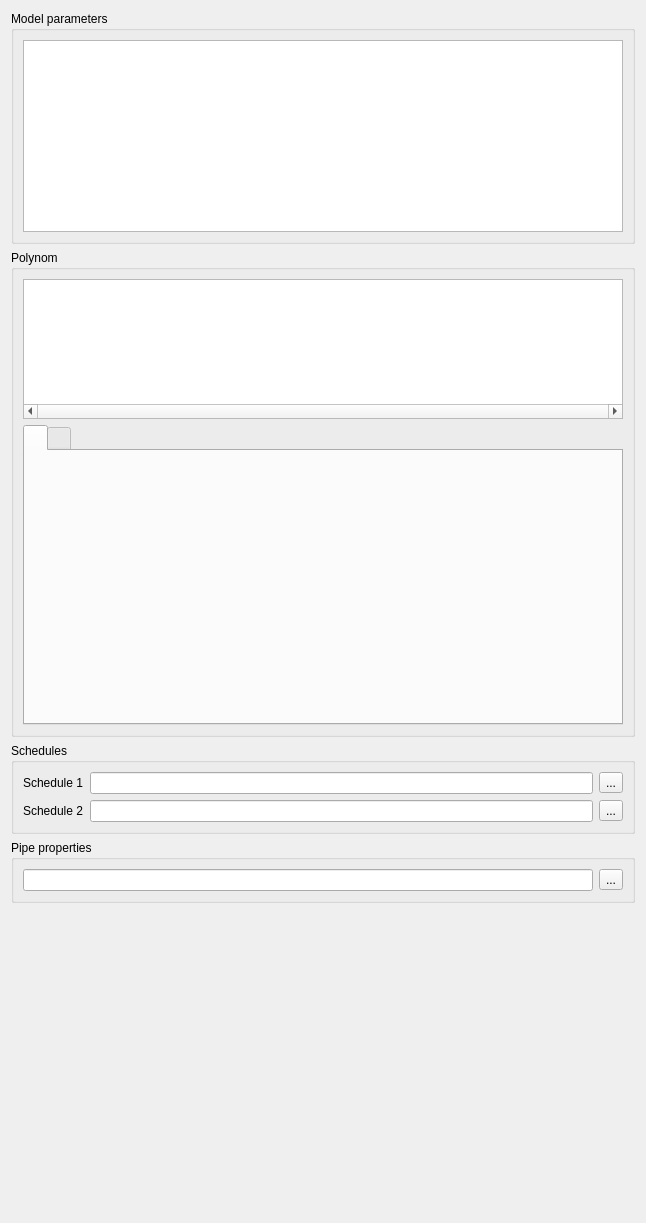
The window that SIM-VICUS/src/SVNetworkComponentEditWidget.ui (Brockaaa/SIM-VICUS) describes before a commit, drawn with Qt 5.
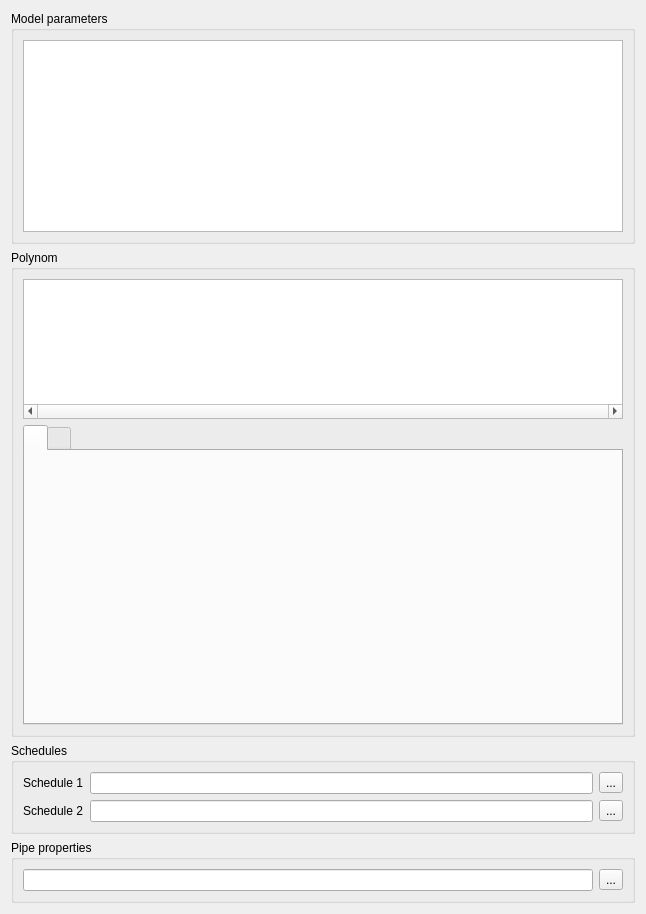
The same window after the commit. Custom widgets are drawn as their Qt base class.

Commit message: SVSubNetworkEditDialog from QDialog to QWidget, further adjustments to layout

Diff of the .ui file:
```diff
--- a/SIM-VICUS/src/SVNetworkComponentEditWidget.ui
+++ b/SIM-VICUS/src/SVNetworkComponentEditWidget.ui
@@ -7,7 +7,7 @@
     <x>0</x>
     <y>0</y>
     <width>646</width>
-    <height>1223</height>
+    <height>887</height>
    </rect>
   </property>
   <property name="windowTitle">
```
The commit also changes 7 other files.
